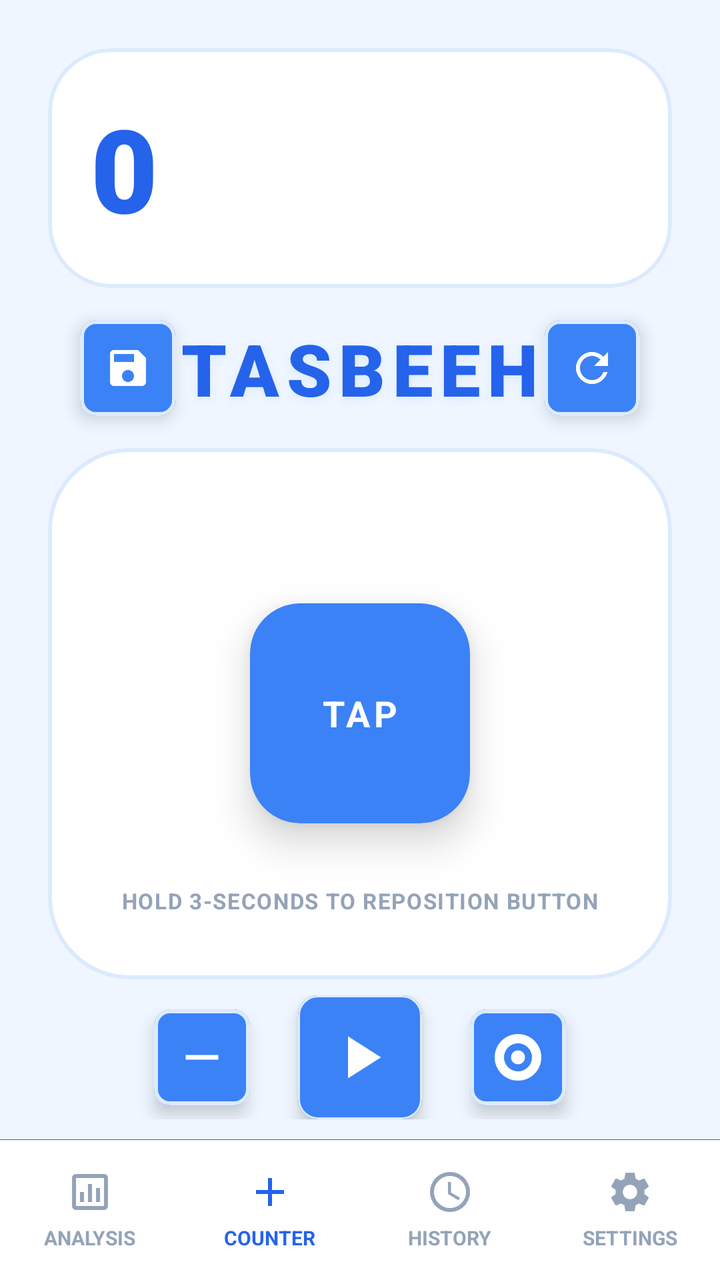
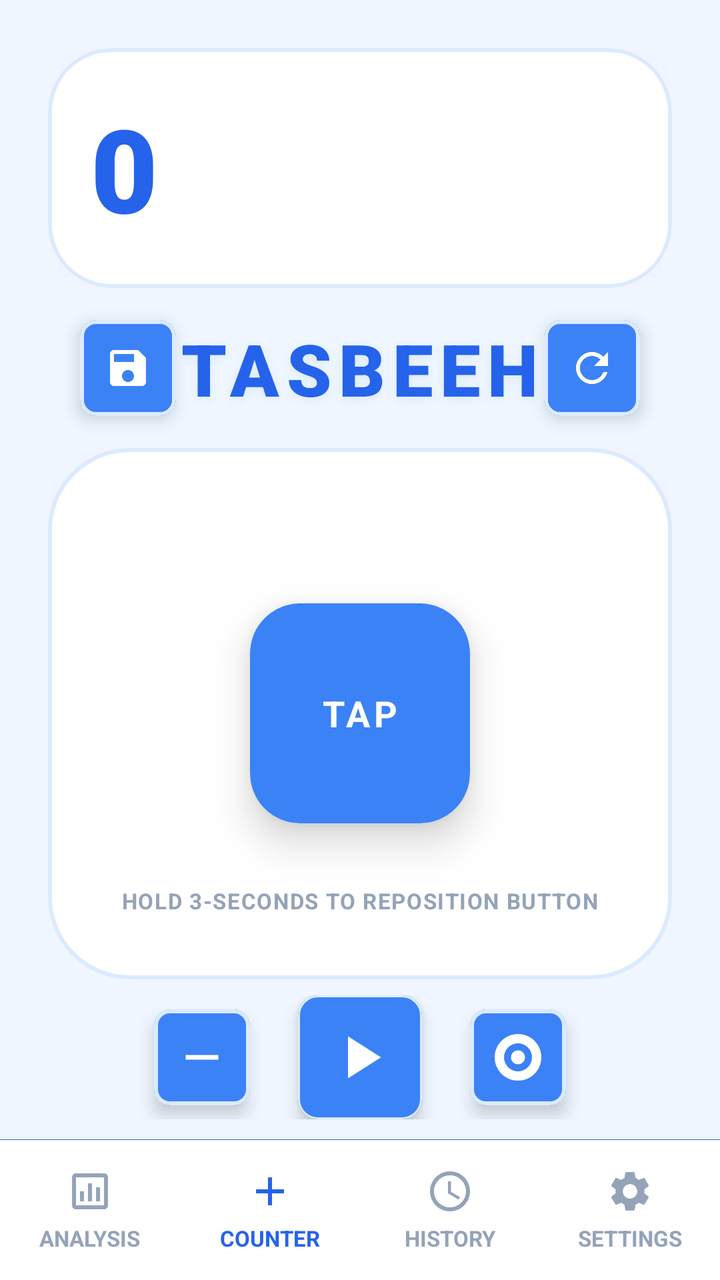

Before-and-after screenshots of an Android layout around one commit, followed by the original layout XML and the change that was made.
<!-- AndroidManifest.xml: application theme Theme.SmartTasbeeh -->
<!-- res/layout/activity_main.xml -->
<?xml version="1.0" encoding="utf-8"?>
<androidx.constraintlayout.widget.ConstraintLayout xmlns:android="http://schemas.android.com/apk/res/android"
    xmlns:app="http://schemas.android.com/apk/res-auto"
    xmlns:tools="http://schemas.android.com/tools"
    android:id="@+id/main"
    android:layout_width="match_parent"
    android:layout_height="match_parent"
    android:background="@color/app_background"
    tools:context=".MainActivity">

    
    <com.google.android.material.card.MaterialCardView
        android:id="@+id/cardCountDisplay"
        android:layout_width="match_parent"
        android:layout_height="120dp"
        android:layout_margin="24dp"
        app:cardCornerRadius="32dp"
        app:cardElevation="0dp"
        app:strokeWidth="2dp"
        app:strokeColor="@color/card_stroke_color"
        app:cardBackgroundColor="@color/card_background"
        app:layout_constraintTop_toTopOf="parent"
        app:layout_constraintStart_toStartOf="parent"
        app:layout_constraintEnd_toEndOf="parent">

        <androidx.constraintlayout.widget.ConstraintLayout
            android:layout_width="match_parent"
            android:layout_height="match_parent"
            android:padding="20dp">

            
            <TextView
                android:id="@+id/tvCountDisplay"
                android:layout_width="match_parent"
                android:layout_height="match_parent"
                android:gravity="center_vertical|start"
                android:text="@string/Count_Number"
                android:textColor="@color/count_text_color"
                android:textSize="58sp"
                android:fontFamily="sans-serif-black"
                android:letterSpacing="0.05"
                app:layout_constraintStart_toStartOf="parent"
                app:layout_constraintTop_toTopOf="parent"
                app:layout_constraintBottom_toBottomOf="parent"/>

        </androidx.constraintlayout.widget.ConstraintLayout>
    </com.google.android.material.card.MaterialCardView>

    
    <com.google.android.material.card.MaterialCardView
        android:id="@+id/btnSave"
        android:layout_width="48dp"
        android:layout_height="48dp"
        android:layout_marginStart="16dp"
        android:layout_marginTop="16dp"
        app:cardCornerRadius="8dp"
        app:cardElevation="5dp"
        app:strokeWidth="2dp"
        app:strokeColor="@color/card_stroke_color"
        app:cardBackgroundColor="@color/tasbeeh_blue_accent"
        android:clickable="true"
        android:focusable="true"
        app:layout_constraintStart_toStartOf="@id/cardCountDisplay"
        app:layout_constraintTop_toBottomOf="@id/cardCountDisplay">

        <ImageView
            android:layout_width="24dp"
            android:layout_height="24dp"
            android:layout_gravity="center"
            android:src="@drawable/ic_save"
            app:tint="@color/card_background"/>
    </com.google.android.material.card.MaterialCardView>

    <TextView
        android:id="@+id/tvAppTitle"
        android:layout_height="wrap_content"
        android:layout_width="wrap_content"
        android:text="@string/Tasbeeh_Name"
        android:textColor="@color/tasbeeh_blue_primary"
        android:textSize="36sp"
        android:fontFamily="sans-serif-black"
        android:letterSpacing="0.10"
        android:shadowColor="@color/card_stroke_color"
        android:shadowRadius="12"
        android:shadowDy="4"
        android:layout_marginTop="16dp"
        app:layout_constraintEnd_toStartOf="@+id/btnReset"
        app:layout_constraintStart_toEndOf="@+id/btnSave"
        app:layout_constraintTop_toBottomOf="@+id/cardCountDisplay" />

    
    <com.google.android.material.card.MaterialCardView
        android:id="@+id/btnReset"
        android:layout_width="48dp"
        android:layout_height="48dp"
        android:layout_marginEnd="16dp"
        android:layout_marginTop="16dp"
        app:cardCornerRadius="8dp"
        app:cardElevation="5dp"
        app:strokeWidth="2dp"
        app:strokeColor="@color/card_stroke_color"
        app:cardBackgroundColor="@color/tasbeeh_blue_accent"
        android:clickable="true"
        android:focusable="true"
        app:layout_constraintEnd_toEndOf="@id/cardCountDisplay"
        app:layout_constraintTop_toBottomOf="@id/cardCountDisplay">

        <ImageView
            android:layout_width="24dp"
            android:layout_height="24dp"
            android:layout_gravity="center"
            android:src="@drawable/ic_refresh"
            app:tint="@color/card_background"/>
    </com.google.android.material.card.MaterialCardView>

    
    <FrameLayout
        android:id="@+id/bigBoxContainer"
        android:layout_width="match_parent"
        android:layout_height="0dp"
        android:layout_marginStart="24dp"
        android:layout_marginEnd="24dp"
        android:layout_marginTop="16dp"
        android:layout_marginBottom="8dp"
        android:background="@drawable/bg_grid_container"
        android:clipToOutline="true"
        app:layout_constraintTop_toBottomOf="@id/btnSave"
        app:layout_constraintBottom_toTopOf="@id/controlsBar">

        
        <View
            android:id="@+id/gridBackground"
            android:layout_width="match_parent"
            android:layout_height="match_parent"
            android:visibility="invisible"/>

        
        <androidx.cardview.widget.CardView
            android:id="@+id/videoButton"
            android:layout_width="110dp"
            android:layout_height="110dp"
            android:layout_gravity="center"
            app:cardCornerRadius="25dp"
            app:cardElevation="12dp"
            app:cardBackgroundColor="@color/tasbeeh_blue_accent">

            
            <TextView
                android:layout_width="wrap_content"
                android:layout_height="wrap_content"
                android:text="@string/Tap_Button_Text"
                android:textColor="@color/tap_btn_text"
                android:textSize="18sp"
                android:textStyle="bold"
                android:letterSpacing="0.1"
                android:layout_gravity="center"/>

            
            <View
                android:layout_width="match_parent"
                android:layout_height="match_parent"
                android:background="?attr/selectableItemBackground"
                android:clickable="false"
                android:focusable="false"/>

        </androidx.cardview.widget.CardView>

        
        <TextView
            android:layout_width="wrap_content"
            android:layout_height="wrap_content"
            android:layout_gravity="bottom|center_horizontal"
            android:layout_marginBottom="32dp"
            android:text="@string/Button_Reposition_Hint_Text"
            android:textColor="@color/hint_text"
            android:textSize="11sp"
            android:textStyle="bold"
            android:letterSpacing="0.05"/>

    </FrameLayout>

    
    <LinearLayout
        android:id="@+id/controlsBar"
        android:layout_width="match_parent"
        android:layout_height="wrap_content"
        android:orientation="horizontal"
        android:gravity="center"
        android:paddingBottom="10dp"
        app:layout_constraintBottom_toTopOf="@id/bottomNavDivider"
        app:layout_constraintTop_toBottomOf="@id/bigBoxContainer">

        
        <com.google.android.material.card.MaterialCardView
            android:id="@+id/btnDecrease"
            android:layout_width="48dp"
            android:layout_height="48dp"
            android:layout_marginEnd="24dp"
            app:cardCornerRadius="8dp"
            app:cardElevation="5dp"
            app:cardBackgroundColor="@color/tasbeeh_blue_accent"
            app:strokeWidth="2dp"
            app:strokeColor="@color/card_stroke_color"
            android:clickable="true"
            android:focusable="true">
            <ImageView
                android:layout_width="28dp"
                android:layout_height="28dp"
                android:layout_gravity="center"
                android:src="@drawable/ic_remove"
                app:tint="@color/card_background"/>
        </com.google.android.material.card.MaterialCardView>

        
        <com.google.android.material.card.MaterialCardView
            android:id="@+id/btnAuto"
            android:layout_width="62dp"
            android:layout_height="62dp"
            app:cardCornerRadius="10dp"
            app:cardElevation="5dp"
            app:cardBackgroundColor="@color/tasbeeh_blue_accent"
            app:strokeColor="@color/card_stroke_color"
            android:clickable="true"
            android:focusable="true">
            <ImageView
                android:id="@+id/ivAutoIcon"
                android:layout_width="36dp"
                android:layout_height="36dp"
                android:layout_gravity="center"
                android:src="@drawable/ic_auto"
                app:tint="@color/card_background"/>
        </com.google.android.material.card.MaterialCardView>

        
        <com.google.android.material.card.MaterialCardView
            android:id="@+id/btnTarget"
            android:layout_width="48dp"
            android:layout_height="48dp"
            android:layout_marginStart="24dp"
            app:cardCornerRadius="8dp"
            app:cardElevation="5dp"
            app:cardBackgroundColor="@color/tasbeeh_blue_accent"
            app:strokeWidth="2dp"
            app:strokeColor="@color/card_stroke_color"
            android:clickable="true"
            android:focusable="true">
            <ImageView
                android:layout_width="28dp"
                android:layout_height="28dp"
                android:layout_gravity="center"
                android:src="@drawable/ic_target"
                app:tint="@color/card_background"/>
        </com.google.android.material.card.MaterialCardView>

    </LinearLayout>
    <View
        android:id="@+id/bottomNavDivider"
        android:layout_width="match_parent"
        android:layout_height="0.1dp"
        android:background="@color/count_text_color"
        app:layout_constraintBottom_toTopOf="@id/bottomNav"/>

    
    <LinearLayout
        android:id="@+id/bottomNav"
        android:layout_width="match_parent"
        android:layout_height="70dp"
        android:background="@color/nav_bg"
        android:orientation="horizontal"
        android:weightSum="4"
        android:baselineAligned="false"
        app:layout_constraintBottom_toBottomOf="parent">

        
        <LinearLayout
            android:id="@+id/btnAnalysis"
            android:layout_width="0dp"
            android:layout_height="match_parent"
            android:layout_weight="1"
            android:orientation="vertical"
            android:gravity="center"
            android:clickable="true"
            android:focusable="true"
            android:background="?attr/selectableItemBackground">

            <ImageView
                android:layout_width="24dp"
                android:layout_height="24dp"
                android:src="@drawable/ic_analysis"
                app:tint="@color/nav_text_unselected"/>

            <TextView
                android:layout_width="wrap_content"
                android:layout_height="wrap_content"
                android:text="ANALYSIS"
                android:textSize="10sp"
                android:textStyle="bold"
                android:layout_marginTop="4dp"
                android:textColor="@color/nav_text_unselected"/>
        </LinearLayout>

        
        <LinearLayout
            android:layout_width="0dp"
            android:layout_height="match_parent"
            android:layout_weight="1"
            android:orientation="vertical"
            android:gravity="center"
            android:clickable="true"
            android:focusable="true">

            <ImageView
                android:layout_width="24dp"
                android:layout_height="24dp"
                android:src="@drawable/ic_add"
                app:tint="@color/nav_text_selected"/>

            <TextView
                android:layout_width="wrap_content"
                android:layout_height="wrap_content"
                android:text="COUNTER"
                android:textSize="10sp"
                android:textStyle="bold"
                android:layout_marginTop="4dp"
                android:textColor="@color/nav_text_selected"/>
        </LinearLayout>

        
        <LinearLayout
            android:id="@+id/btnSavedCounts"
            android:layout_width="0dp"
            android:layout_height="match_parent"
            android:layout_weight="1"
            android:background="?attr/selectableItemBackground"
            android:clickable="true"
            android:focusable="true"
            android:gravity="center"
            android:orientation="vertical">

            <ImageView
                android:layout_width="24dp"
                android:layout_height="24dp"
                android:src="@drawable/ic_clock"
                app:tint="@color/nav_text_unselected" />

            <TextView
                android:layout_width="wrap_content"
                android:layout_height="wrap_content"
                android:layout_marginTop="4dp"
                android:text="HISTORY"
                android:textColor="@color/nav_text_unselected"
                android:textSize="10sp"
                android:textStyle="bold" />
        </LinearLayout>

        
        <LinearLayout
            android:id="@+id/btnSettings"
            android:layout_width="0dp"
            android:layout_height="match_parent"
            android:layout_weight="1"
            android:orientation="vertical"
            android:gravity="center"
            android:clickable="true"
            android:focusable="true"
            android:background="?attr/selectableItemBackground">

            <ImageView
                android:layout_width="24dp"
                android:layout_height="24dp"
                android:src="@drawable/ic_settings"
                app:tint="@color/nav_text_unselected"/>

            <TextView
                android:layout_width="wrap_content"
                android:layout_height="wrap_content"
                android:text="SETTINGS"
                android:textSize="10sp"
                android:textStyle="bold"
                android:layout_marginTop="4dp"
                android:textColor="@color/nav_text_unselected"/>
        </LinearLayout>

    </LinearLayout>

</androidx.constraintlayout.widget.ConstraintLayout>
<!-- resources referenced by this layout -->
<resources>
  <color name="app_background">@color/background_light</color>
  <color name="card_background">#FFFFFF</color>
  <color name="card_stroke_color">#DBEAFE</color>
  <color name="count_text_color">#2563EB</color>
  <color name="hint_text">#94A3B8</color>
  <color name="nav_bg">#FFFFFF</color>
  <color name="nav_text_selected">#2563EB</color>
  <color name="nav_text_unselected">#94A3B8</color>
  <color name="tap_btn_text">#FFFFFF</color>
  <color name="tasbeeh_blue_accent">#3B82F6</color>
  <color name="tasbeeh_blue_primary">#2563EB</color>
  <!-- drawable bg_grid_container (drawable) -->
  <?xml version="1.0" encoding="utf-8"?>
  <shape xmlns:android="http://schemas.android.com/apk/res/android"
      android:shape="rectangle">
      
      <corners android:radius="40dp" />
      
      
      <solid android:color="@color/card_background" />
      
      
      <stroke
          android:width="2dp"
          android:color="@color/card_stroke_color" />
  </shape>
  <!-- drawable ic_add (drawable) -->
  <vector xmlns:android="http://schemas.android.com/apk/res/android"
      android:width="24dp"
      android:height="24dp"
      android:viewportWidth="24"
      android:viewportHeight="24">
      <path
        android:fillColor="@android:color/white"
        android:pathData="M19,13h-6v6h-2v-6H5v-2h6V5h2v6h6v2z"/>
  </vector>
  <!-- drawable ic_analysis (drawable) -->
  <vector xmlns:android="http://schemas.android.com/apk/res/android"
      android:width="24dp"
      android:height="24dp"
      android:viewportWidth="24"
      android:viewportHeight="24">
    <path
        android:fillColor="#FF000000"
        android:pathData="M19,3H5C3.9,3 3,3.9 3,5v14c0,1.1 0.9,2 2,2h14c1.1,0 2,-0.9 2,-2V5C21,3.9 20.1,3 19,3zM19,19H5V5h14V19zM7,12h2v5H7V12zM11,8h2v9h-2V8zM15,10h2v7h-2V10z"/>
  </vector>
  <!-- drawable ic_auto (drawable) -->
  <vector xmlns:android="http://schemas.android.com/apk/res/android"
      android:width="24dp"
      android:height="24dp"
      android:viewportWidth="24"
      android:viewportHeight="24"
      android:tint="?attr/colorControlNormal">
    <path
        android:fillColor="@android:color/white"
        android:pathData="M8,5v14l11,-7z"/>
  </vector>
  <!-- drawable ic_remove (drawable) -->
  <vector xmlns:android="http://schemas.android.com/apk/res/android"
      android:width="24dp"
      android:height="24dp"
      android:viewportWidth="24"
      android:viewportHeight="24"
      android:tint="?attr/colorControlNormal">
    <path
        android:fillColor="@android:color/white"
        android:pathData="M19,13H5v-2h14v2z"/>
  </vector>
  <!-- drawable ic_save (drawable) -->
  <vector xmlns:android="http://schemas.android.com/apk/res/android"
      android:width="24dp"
      android:height="24dp"
      android:viewportWidth="24"
      android:viewportHeight="24"
      android:tint="?attr/colorControlNormal">
    <path
        android:fillColor="@android:color/white"
        android:pathData="M17,3H5c-1.11,0 -2,0.9 -2,2v14c0,1.1 0.89,2 2,2h14c1.1,0 2,-0.9 2,-2V7l-4,-4zm-5,16c-1.66,0 -3,-1.34 -3,-3s1.34,-3 3,-3 3,1.34 3,3 -1.34,3 -3,3zm3,-10H5V5h10v4z"/>
  </vector>
  <string name="Button_Reposition_Hint_Text">HOLD 3-SECONDS TO REPOSITION BUTTON</string>
  <string name="Count_Number">0</string>
  <string name="Tap_Button_Text">TAP</string>
  <string name="Tasbeeh_Name">TASBEEH</string>
  <style name="Theme.SmartTasbeeh" parent="Base.Theme.SmartTasbeeh" />
  <color name="background_light">#EFF6FF</color>
  <color name="tasbeeh_blue_dark">#1E3A8A</color>
  <color name="white">#FFFFFFFF</color>
  <color name="text_primary">#0F172A</color>
  <!-- unchanged entries left out for length: 5 -->
</resources>

<!-- the commit's change to res/layout/activity_main.xml (unified diff, before → after) -->
@@ -123,7 +123,6 @@
         android:layout_marginTop="16dp"
         android:layout_marginBottom="8dp"
         android:background="@drawable/bg_grid_container"
-        android:clipToOutline="true"
         app:layout_constraintTop_toBottomOf="@id/btnSave"
         app:layout_constraintBottom_toTopOf="@id/controlsBar">
 
@@ -292,8 +291,8 @@
             <TextView
                 android:layout_width="wrap_content"
                 android:layout_height="wrap_content"
-                android:text="ANALYSIS"
-                android:textSize="10sp"
+                android:text="@string/nav_analysis"
+                android:textSize="11sp"
                 android:textStyle="bold"
                 android:layout_marginTop="4dp"
                 android:textColor="@color/nav_text_unselected"/>
@@ -318,8 +317,8 @@
             <TextView
                 android:layout_width="wrap_content"
                 android:layout_height="wrap_content"
-                android:text="COUNTER"
-                android:textSize="10sp"
+                android:text="@string/nav_counter"
+                android:textSize="11sp"
                 android:textStyle="bold"
                 android:layout_marginTop="4dp"
                 android:textColor="@color/nav_text_selected"/>
@@ -347,9 +346,9 @@
                 android:layout_width="wrap_content"
                 android:layout_height="wrap_content"
                 android:layout_marginTop="4dp"
-                android:text="HISTORY"
+                android:text="@string/nav_history"
                 android:textColor="@color/nav_text_unselected"
-                android:textSize="10sp"
+                android:textSize="11sp"
                 android:textStyle="bold" />
         </LinearLayout>
 
@@ -374,8 +373,8 @@
             <TextView
                 android:layout_width="wrap_content"
                 android:layout_height="wrap_content"
-                android:text="SETTINGS"
-                android:textSize="10sp"
+                android:text="@string/nav_settings"
+                android:textSize="11sp"
                 android:textStyle="bold"
                 android:layout_marginTop="4dp"
                 android:textColor="@color/nav_text_unselected"/>
<!-- resource entries referenced after the edit -->
@@ -83,6 +83,10 @@
   <string name="Count_Number">0</string>
   <string name="Tap_Button_Text">TAP</string>
   <string name="Tasbeeh_Name">TASBEEH</string>
+  <string name="nav_analysis">ANALYSIS</string>
+  <string name="nav_counter">COUNTER</string>
+  <string name="nav_history">HISTORY</string>
+  <string name="nav_settings">SETTINGS</string>
   <style name="Theme.SmartTasbeeh" parent="Base.Theme.SmartTasbeeh" />
   <color name="background_light">#EFF6FF</color>
   <color name="tasbeeh_blue_dark">#1E3A8A</color>
